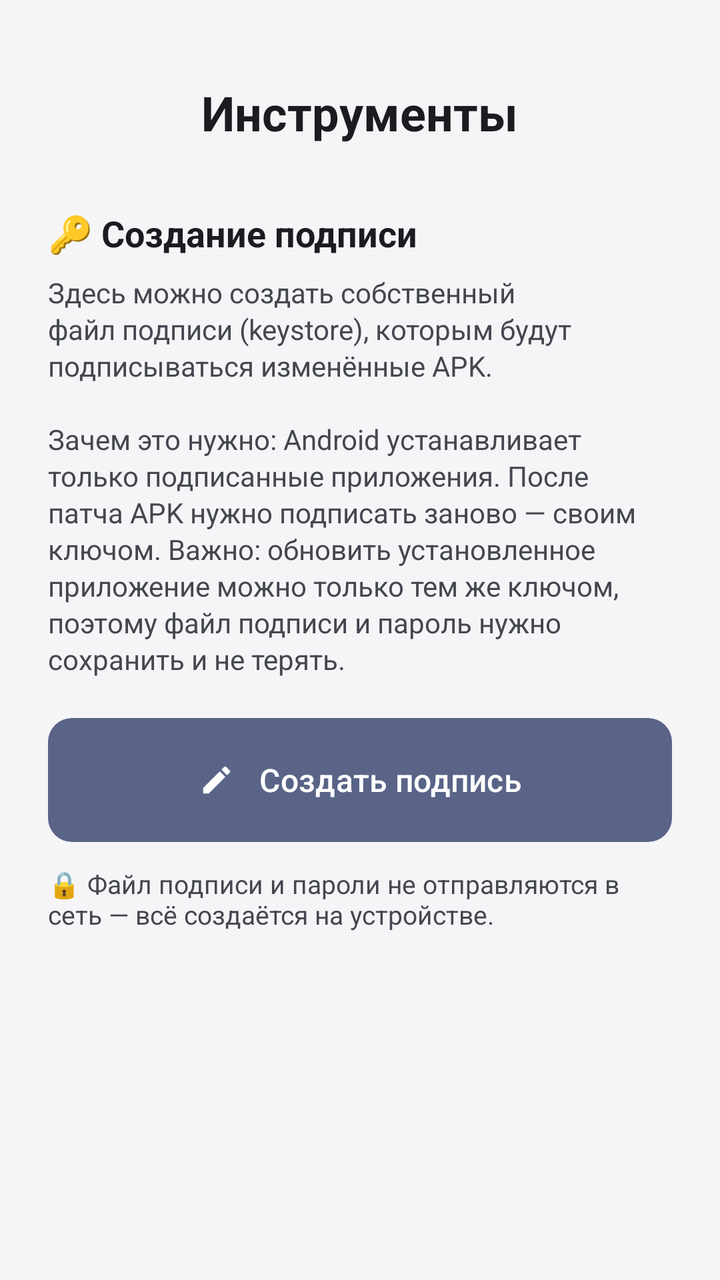
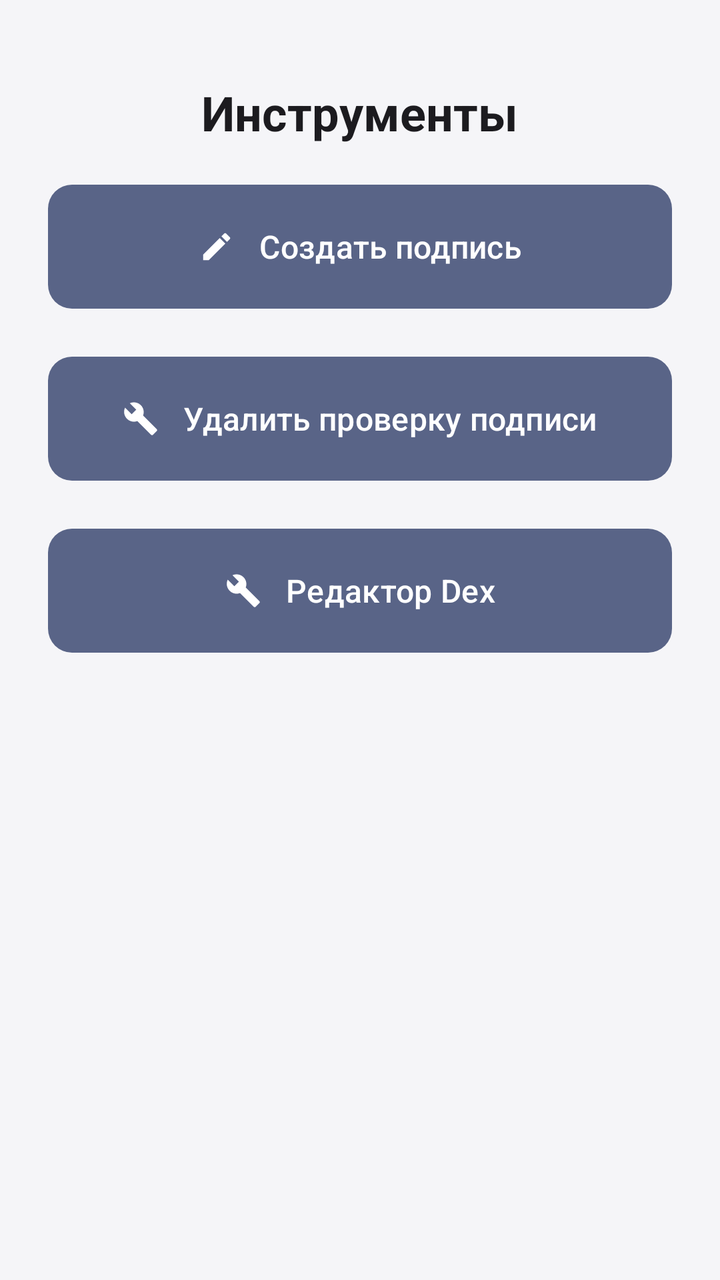

Screens rendered from an Android XML layout before and after an edit, with the pre-edit source and the edit as a unified diff.
<!-- AndroidManifest.xml: activity theme Theme.LazyModification -->
<!-- res/layout/activity_tools.xml -->
<?xml version="1.0" encoding="utf-8"?>
<ScrollView xmlns:android="http://schemas.android.com/apk/res/android"
    xmlns:app="http://schemas.android.com/apk/res-auto"
    android:layout_width="match_parent"
    android:layout_height="match_parent"
    android:fillViewport="true">

    <LinearLayout
        android:layout_width="match_parent"
        android:layout_height="wrap_content"
        android:orientation="vertical"
        android:padding="24dp">

        <TextView
            android:id="@+id/tvTitle"
            android:layout_width="wrap_content"
            android:layout_height="wrap_content"
            android:layout_gravity="center_horizontal"
            android:layout_marginTop="16dp"
            android:text="@string/tools_title"
            android:textColor="?attr/colorOnSurface"
            android:textSize="24sp"
            android:textStyle="bold" />

        <TextView
            android:id="@+id/tvSignatureHeader"
            android:layout_width="wrap_content"
            android:layout_height="wrap_content"
            android:layout_marginTop="32dp"
            android:text="@string/tools_signature_section"
            android:textColor="?attr/colorOnSurface"
            android:textSize="18sp"
            android:textStyle="bold" />

        <TextView
            android:id="@+id/tvSignatureDesc"
            android:layout_width="match_parent"
            android:layout_height="wrap_content"
            android:layout_marginTop="8dp"
            android:lineSpacingExtra="2dp"
            android:text="@string/tools_signature_desc"
            android:textColor="?attr/colorOnSurfaceVariant"
            android:textSize="14sp" />

        <com.google.android.material.button.MaterialButton
            android:id="@+id/btnCreateSignature"
            android:layout_width="match_parent"
            android:layout_height="70dp"
            android:layout_marginTop="16dp"
            android:padding="12dp"
            android:text="@string/tools_create_signature"
            android:textSize="16sp"
            app:icon="@drawable/ic_signature"
            app:iconGravity="textStart"
            app:iconPadding="12dp" />

        <TextView
            android:id="@+id/tvSignatureNote"
            android:layout_width="match_parent"
            android:layout_height="wrap_content"
            android:layout_marginTop="8dp"
            android:text="@string/tools_signature_note"
            android:textColor="?attr/colorOnSurfaceVariant"
            android:textSize="13sp" />

    </LinearLayout>
</ScrollView>
<!-- resources referenced by this layout -->
<resources>
  <!-- drawable ic_signature (drawable) -->
  <?xml version="1.0" encoding="utf-8"?>
  <vector xmlns:android="http://schemas.android.com/apk/res/android"
      android:width="24dp"
      android:height="24dp"
      android:viewportWidth="24"
      android:viewportHeight="24"
      android:tint="?attr/colorOnSurface">
      <path
          android:fillColor="@android:color/white"
          android:pathData="M3,17.25V21h3.75L17.81,9.94l-3.75,-3.75L3,17.25zM20.71,7.04c0.39,-0.39 0.39,-1.02 0,-1.41l-2.34,-2.34c-0.39,-0.39 -1.02,-0.39 -1.41,0l-1.83,1.83l3.75,3.75l1.83,-1.83z"/>
  </vector>
  <string name="tools_create_signature">Создать подпись</string>
  <string name="tools_signature_desc">Здесь можно создать собственный файл подписи (keystore), которым будут подписываться изменённые APK.\n\nЗачем это нужно: Android устанавливает только подписанные приложения. После патча APK нужно подписать заново — своим ключом. Важно: обновить установленное приложение можно только тем же ключом, поэтому файл подписи и пароль нужно сохранить и не терять.</string>
  <string name="tools_signature_note">🔒 Файл подписи и пароли не отправляются в сеть — всё создаётся на устройстве.</string>
  <string name="tools_signature_section">🔑 Создание подписи</string>
  <string name="tools_title">Инструменты</string>
  <style name="Theme.LazyModification" parent="Base.Theme.LazyModification" />
  <style name="Widget.LazyModification.Button" parent="Widget.Material3.Button">
          <item name="backgroundTint">#596487</item>
          <item name="android:textColor">#FFFFFF</item>
          <item name="iconTint">#FFFFFF</item>
          <item name="rippleColor">#33FFFFFF</item>
          <item name="cornerRadius">12dp</item>
      </style>
  <style name="Widget.LazyModification.Button.Outlined" parent="Widget.Material3.Button.OutlinedButton">
          <item name="strokeColor">#596487</item>
          <item name="android:textColor">#596487</item>
          <item name="iconTint">#596487</item>
          <item name="rippleColor">#1F596487</item>
          <item name="cornerRadius">12dp</item>
      </style>
  <!-- unchanged entries left out for length: 1 -->
</resources>

<!-- the commit's change to res/layout/activity_tools.xml (unified diff, before → after) -->
@@ -22,26 +22,6 @@
             android:textSize="24sp"
             android:textStyle="bold" />
 
-        <TextView
-            android:id="@+id/tvSignatureHeader"
-            android:layout_width="wrap_content"
-            android:layout_height="wrap_content"
-            android:layout_marginTop="32dp"
-            android:text="@string/tools_signature_section"
-            android:textColor="?attr/colorOnSurface"
-            android:textSize="18sp"
-            android:textStyle="bold" />
-
-        <TextView
-            android:id="@+id/tvSignatureDesc"
-            android:layout_width="match_parent"
-            android:layout_height="wrap_content"
-            android:layout_marginTop="8dp"
-            android:lineSpacingExtra="2dp"
-            android:text="@string/tools_signature_desc"
-            android:textColor="?attr/colorOnSurfaceVariant"
-            android:textSize="14sp" />
-
         <com.google.android.material.button.MaterialButton
             android:id="@+id/btnCreateSignature"
             android:layout_width="match_parent"
@@ -54,14 +34,29 @@
             app:iconGravity="textStart"
             app:iconPadding="12dp" />
 
-        <TextView
-            android:id="@+id/tvSignatureNote"
+        <com.google.android.material.button.MaterialButton
+            android:id="@+id/btnRemoveSignatureCheck"
             android:layout_width="match_parent"
-            android:layout_height="wrap_content"
-            android:layout_marginTop="8dp"
-            android:text="@string/tools_signature_note"
-            android:textColor="?attr/colorOnSurfaceVariant"
-            android:textSize="13sp" />
+            android:layout_height="70dp"
+            android:layout_marginTop="16dp"
+            android:padding="12dp"
+            android:text="@string/tools_kill_button"
+            android:textSize="16sp"
+            app:icon="@drawable/ic_tools"
+            app:iconGravity="textStart"
+            app:iconPadding="12dp" />
+
+        <com.google.android.material.button.MaterialButton
+            android:id="@+id/btnDexEditor"
+            android:layout_width="match_parent"
+            android:layout_height="70dp"
+            android:layout_marginTop="16dp"
+            android:padding="12dp"
+            android:text="@string/tools_dex_editor"
+            android:textSize="16sp"
+            app:icon="@drawable/ic_tools"
+            app:iconGravity="textStart"
+            app:iconPadding="12dp" />
 
     </LinearLayout>
 </ScrollView>
<!-- resource entries referenced after the edit -->
@@ -12,10 +12,20 @@
           android:fillColor="@android:color/white"
           android:pathData="M3,17.25V21h3.75L17.81,9.94l-3.75,-3.75L3,17.25zM20.71,7.04c0.39,-0.39 0.39,-1.02 0,-1.41l-2.34,-2.34c-0.39,-0.39 -1.02,-0.39 -1.41,0l-1.83,1.83l3.75,3.75l1.83,-1.83z"/>
   </vector>
+  <!-- drawable ic_tools (drawable) -->
+  <?xml version="1.0" encoding="utf-8"?>
+  <vector xmlns:android="http://schemas.android.com/apk/res/android"
+      android:width="24dp"
+      android:height="24dp"
+      android:viewportWidth="24"
+      android:viewportHeight="24">
+      <path
+          android:fillColor="#FF000000"
+          android:pathData="M22.7,19l-9.1,-9.1c0.9,-2.3 0.4,-5 -1.5,-6.9 -2,-2 -5,-2.4 -7.4,-1.3L9,6 6,9 1.6,4.7C0.4,7.1 0.9,10.1 2.9,12.1c1.9,1.9 4.6,2.4 6.9,1.5l9.1,9.1c0.4,0.4 1,0.4 1.4,0l2.3,-2.3c0.5,-0.4 0.5,-1.1 0.1,-1.4z" />
+  </vector>
   <string name="tools_create_signature">Создать подпись</string>
-  <string name="tools_signature_desc">Здесь можно создать собственный файл подписи (keystore), которым будут подписываться изменённые APK.\n\nЗачем это нужно: Android устанавливает только подписанные приложения. После патча APK нужно подписать заново — своим ключом. Важно: обновить установленное приложение можно только тем же ключом, поэтому файл подписи и пароль нужно сохранить и не терять.</string>
-  <string name="tools_signature_note">🔒 Файл подписи и пароли не отправляются в сеть — всё создаётся на устройстве.</string>
-  <string name="tools_signature_section">🔑 Создание подписи</string>
+  <string name="tools_dex_editor">Редактор Dex</string>
+  <string name="tools_kill_button">Удалить проверку подписи</string>
   <string name="tools_title">Инструменты</string>
   <style name="Theme.LazyModification" parent="Base.Theme.LazyModification" />
   <style name="Widget.LazyModification.Button" parent="Widget.Material3.Button">
